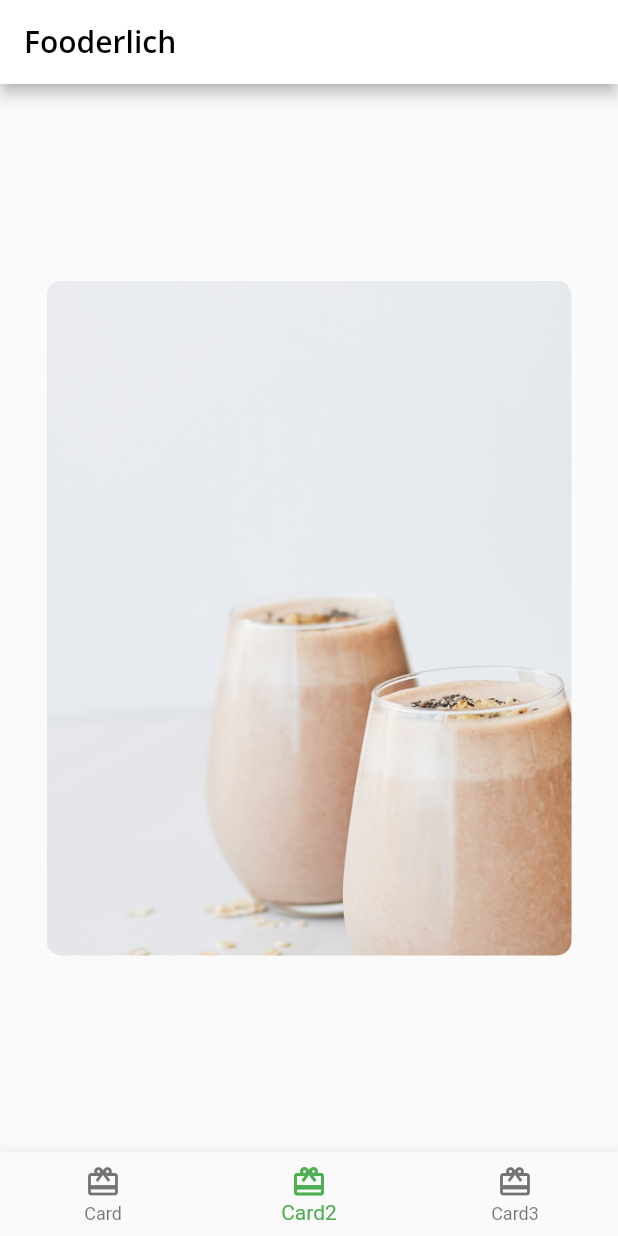
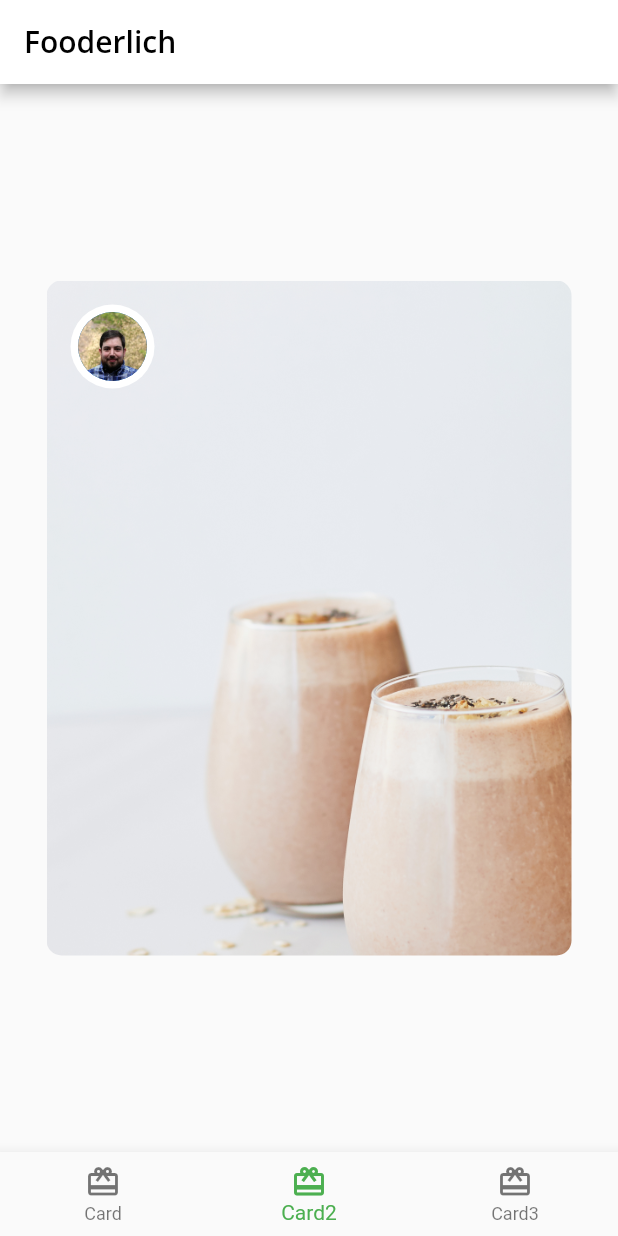
Before and after one commit to ShafeeMahmoud/Fooderlich, a Flutter app: the screen it shows after launch, item 2 of the bottom bar chosen, on a phone screen of 412 x 824 dp. Run offline on Flutter 3.47's test engine with Material 2 defaults, Android fonts, the phone set to English and light mode, and no system bars; our stand-ins replace google_fonts.

Commit message:
Edit Card2

```diff
--- /dev/null
+++ b/lib/author_card.dart
@@ -0,0 +1,37 @@
+import 'package:flutter/material.dart';
+import 'package:fooderlich/circle_avatar.dart';
+
+class AuthorCard extends StatelessWidget {
+  const AuthorCard(
+      {Key? key,
+      required this.title,
+      required this.authorName,
+      this.imageProvider})
+      : super(key: key);
+
+  final String title;
+  final String authorName;
+  final ImageProvider? imageProvider;
+
+  @override
+  Widget build(BuildContext context) {
+    return Container(
+      padding: const EdgeInsets.all(16),
+      child: Row(
+        // TODO: Add Alignment
+        children: [
+          Row(
+            children: [
+              CircleImage(
+                imageProvider: imageProvider,
+                imageRadius: 28,
+              ),
+              const SizedBox(width: 8),
+
+            ],
+          ),
+        ],
+      ),
+    );
+  }
+}
--- a/lib/card2.dart
+++ b/lib/card2.dart
@@ -1,4 +1,5 @@
 import 'package:flutter/material.dart';
+import 'package:fooderlich/author_card.dart';
 
 class Card2 extends StatelessWidget {
   const Card2({Key? key}) : super(key: key);
@@ -22,9 +23,12 @@ class Card2 extends StatelessWidget {
         ),
         child: Column(
           children: [
-            // TODO: Add author information
+            const AuthorCard(
+              authorName: "Mike Katz",
+              title: "Smoothie Connoisseur",
+              imageProvider: AssetImage('assets/author_katz.jpeg'),
+            ),
             // TODO: Add positioned text
-
           ],
         ),
       ),
```
